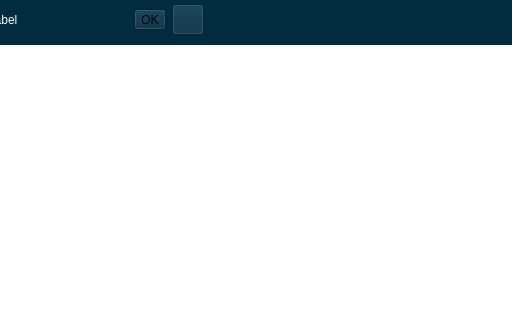
First picture: the form in VirtualTuringMachine/mainwindow.ui, repository DVDemon/VTM, before the edit; both pictures show x 114 to 626 and y 0 to 320 of the 816 by 426 pixel window.
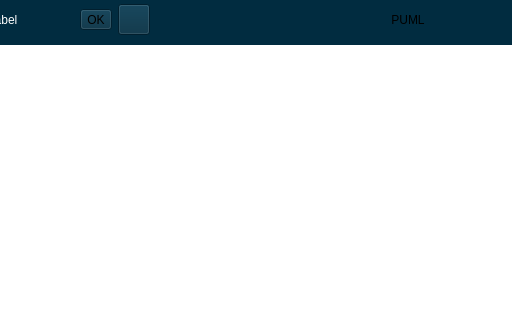
Second picture: the form after the edit. Icons and pictures are not drawn.

Commit message: plantuml export

Patch:
```diff
--- a/VirtualTuringMachine/mainwindow.ui
+++ b/VirtualTuringMachine/mainwindow.ui
@@ -429,6 +429,35 @@
          </property>
         </widget>
        </item>
+       <item>
+        <widget class="QToolButton" name="button_export_plantuml">
+         <property name="toolTip">
+          <string>Export diagram to PlantUML (.puml)</string>
+         </property>
+         <property name="text">
+          <string>PUML</string>
+         </property>
+         <property name="icon">
+          <iconset resource="resources.qrc">
+           <normaloff>:/Files/images/toolbars/main/icon_export.png</normaloff>:/Files/images/toolbars/main/icon_export.png</iconset>
+         </property>
+         <property name="iconSize">
+          <size>
+           <width>24</width>
+           <height>24</height>
+          </size>
+         </property>
+         <property name="toolButtonStyle">
+          <enum>Qt::ToolButtonTextBesideIcon</enum>
+         </property>
+         <property name="autoRaise">
+          <bool>true</bool>
+         </property>
+         <property name="name" stdset="0">
+          <string>button_export_plantuml</string>
+         </property>
+        </widget>
+       </item>
        <item>
         <widget class="QToolButton" name="button_run">
          <property name="autoFillBackground">
```
The commit also changes 18 other files.
